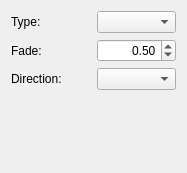
First picture: the form in plugins/pathshapes/spiral/SpiralShapeConfigWidget.ui, repository KDE/calligra, before the edit.
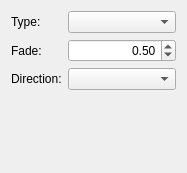
Second picture: the form after the edit.

Commit message: Use QFormLayout for spiralshape configwidget

What changed in the file:
```diff
--- a/plugins/pathshapes/spiral/SpiralShapeConfigWidget.ui
+++ b/plugins/pathshapes/spiral/SpiralShapeConfigWidget.ui
@@ -12,7 +12,7 @@
   <property name="windowTitle" >
    <string>Spiral Shape</string>
   </property>
-  <layout class="QGridLayout" >
+  <layout class="QFormLayout" >
    <item row="0" column="0" >
     <widget class="QLabel" name="label_3" >
      <property name="text" >
```
